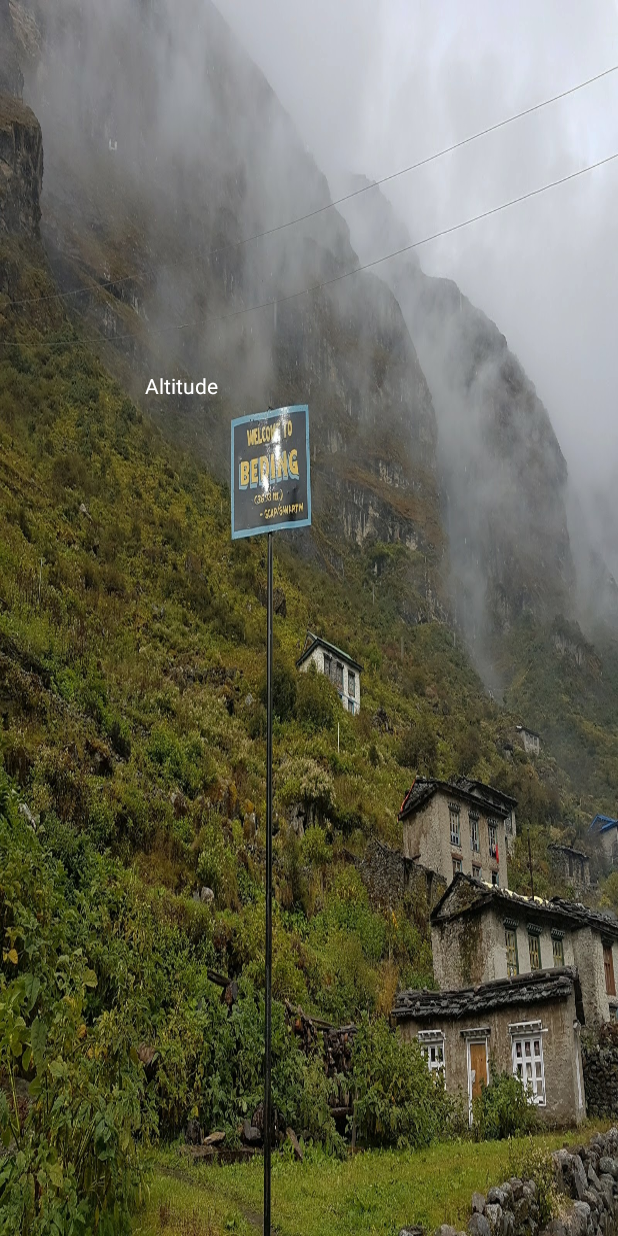
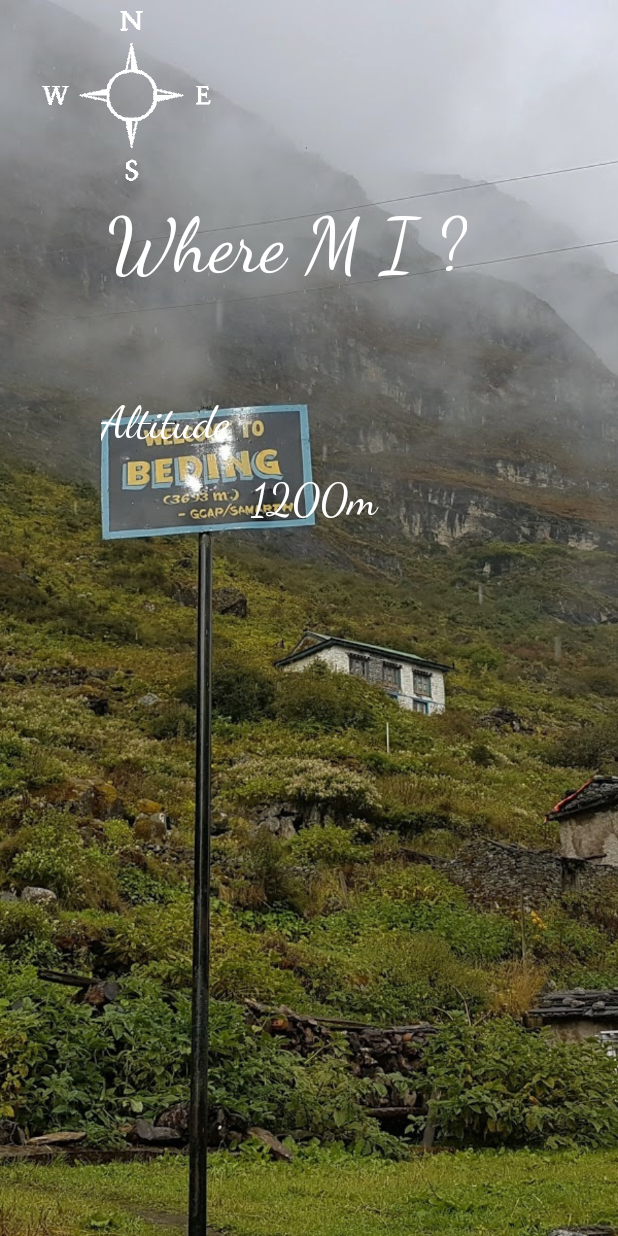
Before and after one commit to drklrd/wheremi, an Android app: the screen it shows after launch (MainActivity), on a phone screen of 412 x 824 dp. Run offline under Robolectric (Android 15) with nearby library versions, the phone set to English and light mode, and no system bars.

Commit message:
add compass image

```diff
--- a/app/src/main/res/layout/activity_main.xml
+++ b/app/src/main/res/layout/activity_main.xml
@@ -10,19 +10,24 @@
         android:id="@+id/imageView7"
         android:layout_width="wrap_content"
         android:layout_height="wrap_content"
-        android:scaleType="fitXY"
+        android:scaleType="centerCrop"
+        android:src="@drawable/photo"
         app:srcCompat="@drawable/photo"
         tools:layout_editor_absoluteX="0dp"
         tools:layout_editor_absoluteY="0dp" />
 
     <TextView
         android:id="@+id/altitudeText"
-        android:layout_width="82dp"
-        android:layout_height="34dp"
-        android:layout_marginLeft="151dp"
-        android:layout_marginTop="271dp"
+        android:layout_width="111dp"
+        android:layout_height="59dp"
+        android:layout_marginLeft="160dp"
+        android:layout_marginTop="307dp"
+        android:fontFamily="cursive"
         android:padding="7dp"
+        android:text="1200m"
         android:textColor="@android:color/background_light"
+        android:textColorHighlight="@android:color/background_light"
+        android:textSize="30dp"
         app:layout_constraintLeft_toLeftOf="parent"
         app:layout_constraintTop_toTopOf="parent" />
 
@@ -30,11 +35,37 @@
         android:id="@+id/textView3"
         android:layout_width="wrap_content"
         android:layout_height="wrap_content"
-        android:layout_marginLeft="89dp"
-        android:layout_marginTop="240dp"
+        android:layout_marginLeft="60dp"
+        android:layout_marginTop="256dp"
+        android:fontFamily="cursive"
         android:padding="7dp"
         android:text="Altitude"
         android:textColor="@android:color/background_light"
+        android:textSize="30dp"
         app:layout_constraintLeft_toLeftOf="parent"
         app:layout_constraintTop_toTopOf="parent" />
+
+    <TextView
+        android:id="@+id/textView4"
+        android:layout_width="wrap_content"
+        android:layout_height="wrap_content"
+        android:fontFamily="cursive"
+        android:text="Where M I ?"
+        android:textColor="@android:color/background_light"
+        android:textColorHighlight="@android:color/background_light"
+        android:textSize="50dp"
+        android:layout_marginLeft="71dp"
+        app:layout_constraintLeft_toLeftOf="parent"
+        app:layout_constraintTop_toTopOf="parent"
+        android:layout_marginTop="134dp" />
+
+    <ImageView
+        android:id="@+id/imageView8"
+        android:layout_width="113dp"
+        android:layout_height="127dp"
+        app:srcCompat="@drawable/compass"
+        android:layout_marginLeft="27dp"
+        app:layout_constraintLeft_toLeftOf="parent"
+        app:layout_constraintTop_toTopOf="parent"
+        android:layout_marginTop="0dp" />
 </android.support.constraint.ConstraintLayout>
```
Also changed, not shown: app/src/main/res/drawable/compass.png (added), app/src/main/res/drawable/photo.jpg.
